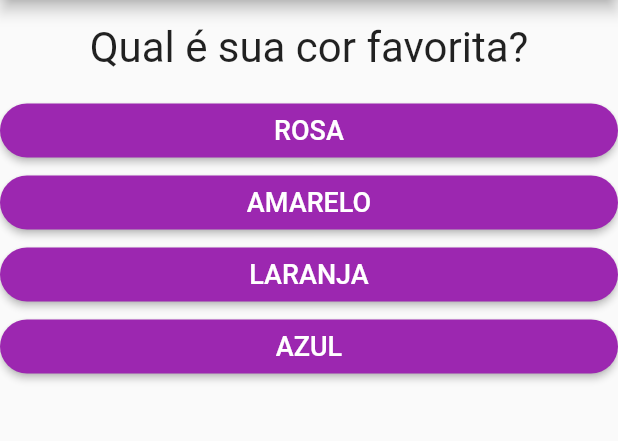
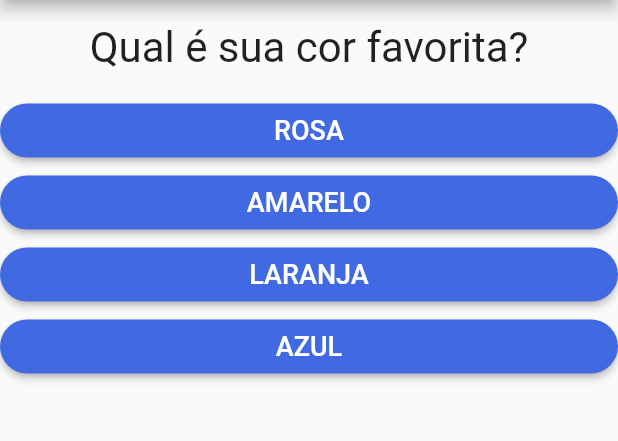
Before and after one commit to SchirmannDev/perguntaserespotas, a Flutter app: the screen it shows after launch, on a phone screen of 412 x 824 dp, the part 84-525 px from its top. Run offline on Flutter 3.47's test engine with Material 2 defaults, Android fonts, the phone set to English and light mode, and no system bars.

Commit message:
trocando estilos

```diff
--- a/lib/main.dart
+++ b/lib/main.dart
@@ -1,6 +1,5 @@
 import 'package:flutter/material.dart';
-import './questao.dart';
-import './resposta.dart';
+import 'questionario.dart';
 import 'resultado.dart';
 
 main() => runApp(PerguntaApp());
@@ -36,10 +35,6 @@ class _PerguntaAppState extends State<PerguntaApp> {
 
   @override
   Widget build(BuildContext context) {
-    List<String> respostas = temPerguntaSelecionada
-        ? _perguntas[_perguntaSelecionada]['respostas']
-        : null;
-
     return MaterialApp(
         debugShowCheckedModeBanner: false,
         home: Scaffold(
@@ -49,12 +44,10 @@ class _PerguntaAppState extends State<PerguntaApp> {
             ),
           ),
           body: temPerguntaSelecionada
-              ? Column(
-                  children: [
-                    Questao(_perguntas[_perguntaSelecionada]['texto']),
-                    ...respostas.map((t) => Resposta(t, _responder)).toList()
-                  ],
-                )
+              ? Questionario(
+                  perguntas: _perguntas,
+                  perguntaSelecionada: _perguntaSelecionada,
+                  quandoResponder: _responder)
               : Resultado(),
         ));
   }
--- a/lib/questionario.dart
+++ b/lib/questionario.dart
@@ -1,24 +1,31 @@
 import 'package:flutter/material.dart';
+import 'questao.dart';
+import './resposta.dart';
 
 class Questionario extends StatelessWidget {
   final List<Map<String, Object>> perguntas;
   final int perguntaSelecionada;
-  final void Function() responder;
+  final void Function() quandoResponder;
 
   Questionario({
     @required this.perguntas,
-     @required this.perguntaSelecionada,
-     @required this.responder
+    @required this.perguntaSelecionada,
+    @required this.quandoResponder,
+  });
 
-
-  })
+  bool get temPerguntaSelecionada {
+    return perguntaSelecionada < perguntas.length;
+  }
 
   @override
   Widget build(BuildContext context) {
+    List<String> respostas = temPerguntaSelecionada
+        ? perguntas[perguntaSelecionada]['respostas']
+        : null;
     return Column(
       children: <Widget>[
-        Questao(_perguntas[_perguntaSelecionada]['texto']),
-        ...respostas.map((t) => Resposta(t, _responder)).toList()
+        Questao(perguntas[perguntaSelecionada]['texto']),
+        ...respostas.map((t) => Resposta(t, quandoResponder)).toList()
       ],
     );
   }
--- a/lib/resposta.dart
+++ b/lib/resposta.dart
@@ -12,7 +12,7 @@ class Resposta extends StatelessWidget {
       width: double.infinity,
       child: ElevatedButton(
         style: ElevatedButton.styleFrom(
-          primary: Colors.purple,
+          primary: Color.fromRGBO(65, 105, 225, 40),
           shape: RoundedRectangleBorder(
             borderRadius: BorderRadius.circular(50), // <-- Radius
           ),
```
